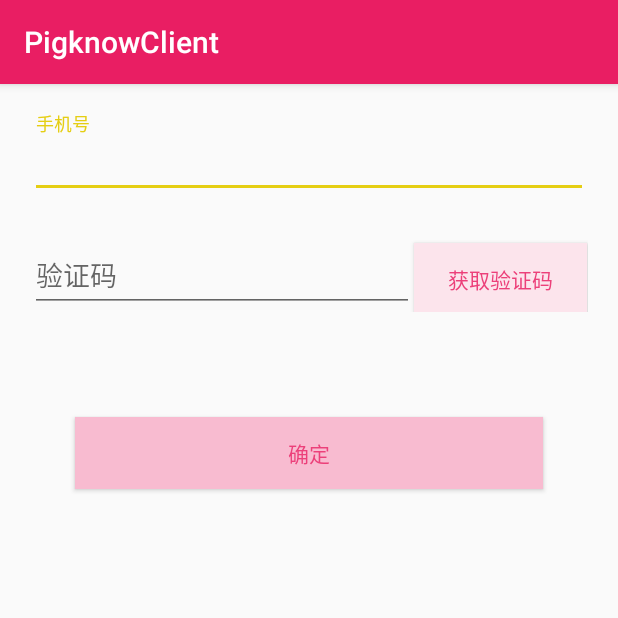
After one commit to Tongcangzhen/PigknowClient, an Android app: the AddPhoneNumberActivity screen opened directly, with no data from a screen before it, on a phone screen of 412 x 824 dp, the top half of it. The commit adds this screen. Run offline under Robolectric (Android 15) with nearby library versions, the phone set to English and light mode, and no system bars; our stand-ins replace ButterKnife.

Commit message:
手机号验证

```diff
--- a/app/src/main/AndroidManifest.xml
+++ b/app/src/main/AndroidManifest.xml
@@ -42,10 +42,10 @@
         <activity android:name=".TakephotoActivity" />
         <activity android:name=".RegistActivity" />
         <activity android:name=".SelectFarmsActivity" />
-        <activity android:name=".AddRecordActivity"
-                    android:configChanges="orientation|keyboardHidden|screenSize">
-
-        </activity>
+        <activity
+            android:name=".AddRecordActivity"
+            android:configChanges="orientation|keyboardHidden|screenSize" />
+        <activity android:name=".AddPhoneNumberActivity"></activity>
     </application>
 
 </manifest>
--- /dev/null
+++ b/app/src/main/java/com/example/ldjg/pigknowclient/AddPhoneNumberActivity.java
@@ -0,0 +1,41 @@
+package com.example.ldjg.pigknowclient;
+
+import android.support.v7.app.AppCompatActivity;
+import android.os.Bundle;
+import android.widget.EditText;
+
+import butterknife.BindView;
+import butterknife.ButterKnife;
+import butterknife.OnClick;
+
+public class AddPhoneNumberActivity extends AppCompatActivity {
+    @BindView(R.id.edittext_phonenumber)
+    EditText editTextPhoneNumber;
+
+    @BindView(R.id.edittext_verification_code)
+    EditText editTextVerigicationCode;
+
+
+
+    @Override
+    protected void onCreate(Bundle savedInstanceState) {
+        super.onCreate(savedInstanceState);
+        setContentView(R.layout.activity_add_phone_number);
+        ButterKnife.bind(this);
+    }
+
+    @OnClick(R.id.button_check_code)
+    public void checkCode() {
+
+    }
+
+    @OnClick(R.id.button_add_phonenumber)
+    public void addPhone() {
+
+    }
+
+    public void getCheckCode() {
+
+    }
+
+}
--- a/app/src/main/java/com/example/ldjg/pigknowclient/MainActivity.java
+++ b/app/src/main/java/com/example/ldjg/pigknowclient/MainActivity.java
@@ -66,14 +66,14 @@ public class MainActivity extends AppCompatActivity implements ItemFragment.OnLi
                     if (sharedPreferences.getString("farmsid","") == "") {
 //                        getPermissions();
                         ShowDialog.showFillFarmsDialog(MainActivity.this);
-                    }
-//                    } else if (user.getFarms() != null && user.getMobilePhoneNumber() == null ) {
-//                        ShowDialog.showFillPhoneDialog(MainActivity.this);
+
+                    } else if (sharedPreferences.getString("farmsid","") != "" && user.getMobilePhoneNumber() == null ) {
+                    ShowDialog.showFillPhoneDialog(MainActivity.this);
 //                    } else if (user.getFarms() != null && user.getMobilePhoneNumber() != null && !user.getMobilePhoneNumberVerified()) {
 //                        ShowDialog.showCheckPhoneDialog(MainActivity.this);
-                    else {
+                }else {
                         Toast.makeText(MainActivity.this,"出现未知错误,请联系管理员",Toast.LENGTH_LONG).show();
-                        getPermissions();
+//                        getPermissions();
                     }
                 } else {
                     getPermissions();
--- /dev/null
+++ b/app/src/main/res/layout/activity_add_phone_number.xml
@@ -0,0 +1,77 @@
+<?xml version="1.0" encoding="utf-8"?>
+<LinearLayout xmlns:android="http://schemas.android.com/apk/res/android"
+    xmlns:app="http://schemas.android.com/apk/res-auto"
+    xmlns:tools="http://schemas.android.com/tools"
+    android:layout_width="match_parent"
+    android:layout_height="match_parent"
+    android:orientation="vertical"
+    tools:context="com.example.ldjg.pigknowclient.AddPhoneNumberActivity">
+
+    <LinearLayout
+        android:layout_width="match_parent"
+        android:layout_height="wrap_content"
+        android:layout_gravity="center"
+        android:layout_margin="20dp"
+        android:orientation="vertical"
+
+        >
+
+        <android.support.design.widget.TextInputLayout
+            android:layout_width="match_parent"
+            android:layout_height="wrap_content">
+
+            <EditText
+                android:id="@+id/edittext_phonenumber"
+                android:layout_width="match_parent"
+                android:layout_height="wrap_content"
+                android:hint="手机号"
+                android:imeOptions="actionUnspecified"
+                android:inputType="phone"
+                android:maxLines="1" />
+
+        </android.support.design.widget.TextInputLayout>
+
+        <LinearLayout
+            android:layout_width="match_parent"
+            android:layout_height="wrap_content"
+            android:layout_marginTop="20dp">
+
+            <android.support.design.widget.TextInputLayout
+                android:layout_width="0dp"
+                android:layout_height="wrap_content"
+                android:layout_weight="1">
+
+                <EditText
+                    android:id="@+id/edittext_verification_code"
+                    android:layout_width="match_parent"
+                    android:layout_height="wrap_content"
+                    android:hint="验证码"
+                    android:inputType="number"
+                    android:maxLines="1" />
+
+            </android.support.design.widget.TextInputLayout>
+
+            <Button
+                android:layout_width="0dp"
+                android:layout_height="wrap_content"
+                android:layout_weight="0.45"
+                android:background="@color/md_pink_50"
+                android:text="获取验证码"
+                android:textColor="@color/md_pink_400"
+                android:id="@+id/button_check_code"/>
+        </LinearLayout>
+
+    </LinearLayout>
+    <Button
+        android:layout_width="match_parent"
+        android:layout_height="wrap_content"
+        android:layout_gravity="center"
+        android:layout_margin="50dp"
+        android:background="@color/md_pink_100"
+        android:textColor="@color/md_pink_400"
+        android:text="确定"
+        android:id="@+id/button_add_phonenumber"
+        />
+
+
+</LinearLayout>
--- a/app/src/main/res/values/strings.xml
+++ b/app/src/main/res/values/strings.xml
@@ -24,4 +24,5 @@
 
     <!-- TODO: Remove or change this placeholder text -->
     <string name="hello_blank_fragment">Hello blank fragment</string>
+    <string name="title_activity_add_phone_number">AddPhoneNumberActivity</string>
 </resources>
```
